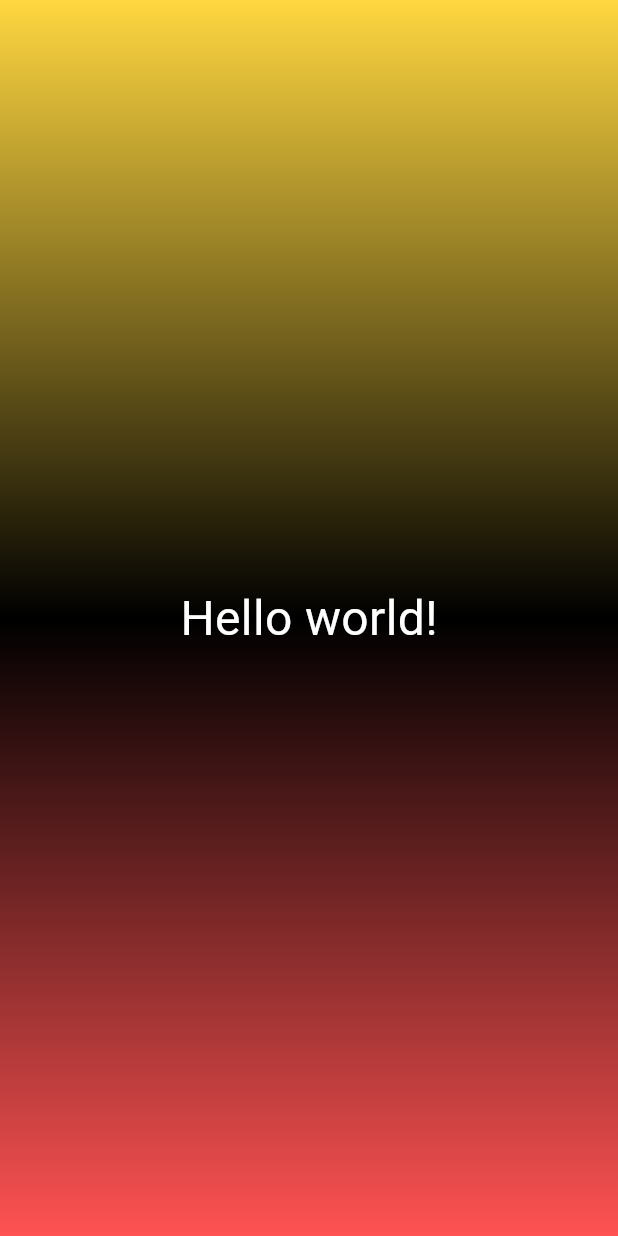
After one commit to Anzhela2014/Flutter_Lab4, a Flutter app: the screen it shows after launch, on a phone screen of 412 x 824 dp. The commit adds this screen. Run offline on Flutter 3.47's test engine with Material 3 defaults, Android fonts, the phone set to English and light mode, and no system bars.

Commit message:
Extract GradientContainer to a separate file

```diff
--- /dev/null
+++ b/lib/gradient_container.dart
@@ -0,0 +1,29 @@
+import 'package:flutter/material.dart';
+
+class GradientContainer extends StatelessWidget {
+  @override
+  Widget build(BuildContext context) {
+    return Container(
+      decoration: BoxDecoration(
+        gradient: LinearGradient(
+          colors: [
+            Colors.amberAccent,
+            Colors.black,
+            Colors.redAccent,
+          ],
+          begin: Alignment.topCenter,
+          end: Alignment.bottomCenter,
+        ),
+      ),
+      child: Center(
+        child: Text(
+          "Hello world!",
+          style: TextStyle(
+            color: Colors.white,
+            fontSize: 32,
+          ),
+        ),
+      ),
+    );
+  }
+}
```
Also changed, not shown: lib/main.dart (+2 -22 lines), img/img/step3_rezkam.png (added).
